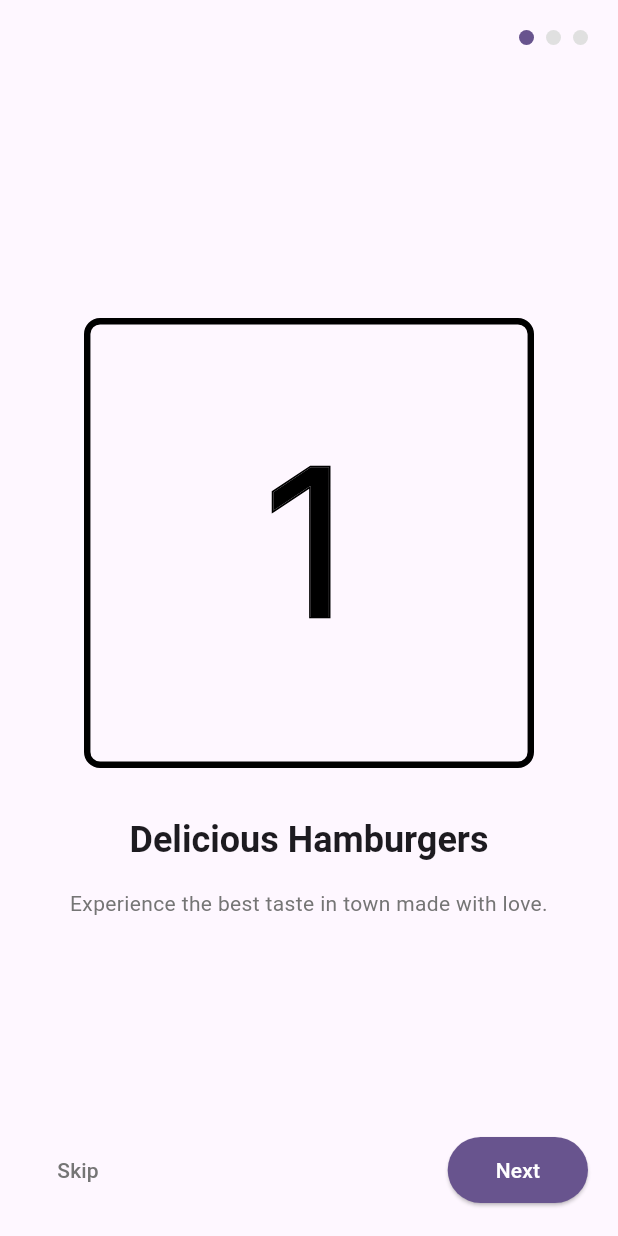
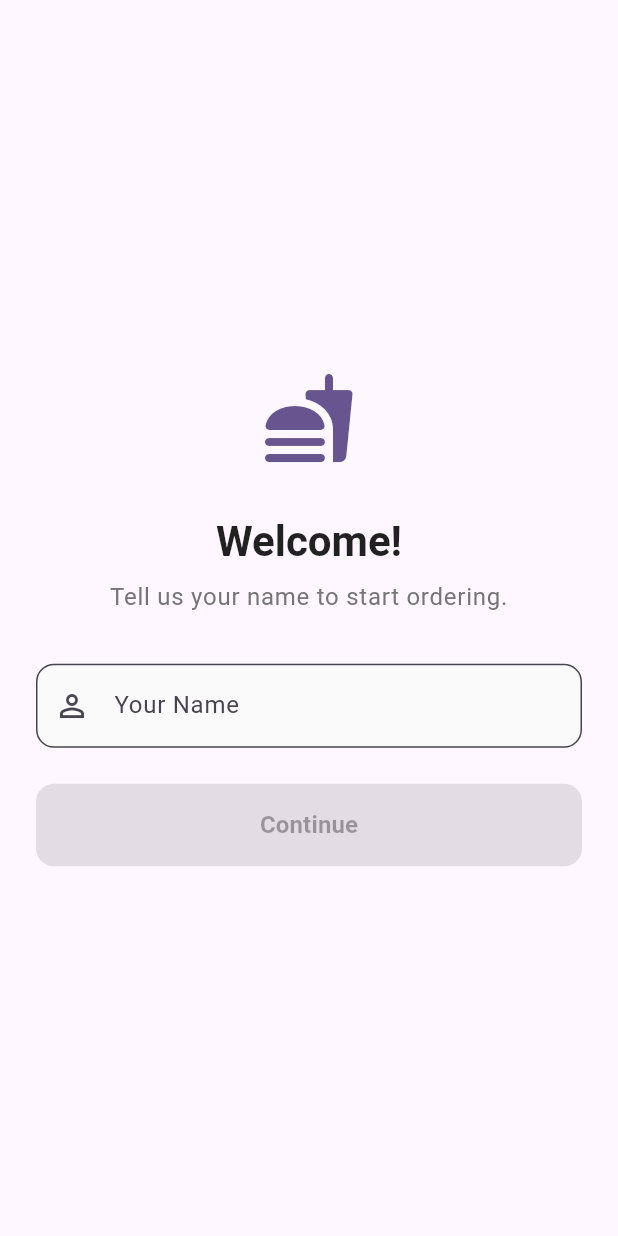
Before and after one commit to luishperna/good-hamburger-flutter, a Flutter app: the screen it shows after launch, after a tap on "Skip", on a phone screen of 412 x 824 dp. Run offline on Flutter 3.47's test engine with Material 3 defaults, Android fonts, the phone set to English and light mode, and no system bars; drawn by our look-alikes of smooth_page_indicator; our stand-ins replace flutter_svg, get_it, shared_preferences; accounts and stored records are empty.

Commit message:
feat(user): create user flow with data persistence

```diff
--- a/lib/core/di/injection_container.dart
+++ b/lib/core/di/injection_container.dart
@@ -2,6 +2,8 @@ import 'package:get_it/get_it.dart';
 
 import '../../features/onboarding/repositories/onboarding_repository.dart';
 import '../../features/onboarding/view_models/onboarding_view_model.dart';
+import '../../features/user/repositories/user_repository.dart';
+import '../../features/user/view_models/user_identification_view_model.dart';
 import '../../shared/services/local_preferences_service.dart';
 import '../../shared/view_models/cart_global_view_model.dart';
 import '../../shared/view_models/user_global_view_model.dart';
@@ -21,7 +23,17 @@ void setupDependencies() {
     () => OnboardingViewModel(getIt<OnboardingRepository>()),
   );
 
-  getIt.registerLazySingleton<UserGlobalViewModel>(() => UserGlobalViewModel());
+  getIt.registerFactory<UserRepository>(
+    () => UserRepository(getIt<LocalPreferencesService>()),
+  );
+
+  getIt.registerLazySingleton<UserGlobalViewModel>(
+    () => UserGlobalViewModel(getIt<UserRepository>()),
+  );
+
+  getIt.registerFactory<UserIdentificationViewModel>(
+    () => UserIdentificationViewModel(),
+  );
 
   getIt.registerLazySingleton<CartGlobalViewModel>(() => CartGlobalViewModel());
 }
--- a/lib/core/router/app_router.dart
+++ b/lib/core/router/app_router.dart
@@ -3,6 +3,8 @@ import 'package:provider/provider.dart';
 
 import '../../features/onboarding/view/onboarding_view.dart';
 import '../../features/onboarding/view_models/onboarding_view_model.dart';
+import '../../features/user/view/user_identification_view.dart';
+import '../../features/user/view_models/user_identification_view_model.dart';
 import '../di/injection_container.dart';
 
 class AppRouter {
@@ -25,7 +27,10 @@ class AppRouter {
       child: const OnboardingView(),
     ),
 
-    // userIdentification: (context) => const UserIdentificationView(),
+    userIdentification: (context) => ChangeNotifierProvider(
+      create: (_) => getIt<UserIdentificationViewModel>(),
+      child: const UserIdentificationView(),
+    ),
 
     // menu: (context) => ChangeNotifierProvider(
     //   create: (_) => getIt<MenuViewModel>(),
--- /dev/null
+++ b/lib/features/user/repositories/user_repository.dart
@@ -0,0 +1,17 @@
+import 'package:good_hamburger/shared/services/local_preferences_service.dart';
+
+class UserRepository {
+  final LocalPreferencesService _localPreferencesService;
+
+  static const String _userNameKey = 'USER_NAME';
+
+  UserRepository(this._localPreferencesService);
+
+  Future<void> saveUserName(String name) async {
+    await _localPreferencesService.saveString(_userNameKey, name);
+  }
+
+  Future<String?> getUserName() async {
+    return await _localPreferencesService.getString(_userNameKey);
+  }
+}
--- /dev/null
+++ b/lib/features/user/view/user_identification_view.dart
@@ -0,0 +1,102 @@
+import 'package:flutter/material.dart';
+import 'package:provider/provider.dart';
+
+import '../view_models/user_identification_view_model.dart';
+
+class UserIdentificationView extends StatelessWidget {
+  const UserIdentificationView({super.key});
+
+  @override
+  Widget build(BuildContext context) {
+    final viewModel = context.read<UserIdentificationViewModel>();
+    final theme = Theme.of(context);
+
+    return Scaffold(
+      backgroundColor: theme.scaffoldBackgroundColor,
+      body: SafeArea(
+        child: Padding(
+          padding: const EdgeInsets.all(24.0),
+          child: Center(
+            child: SingleChildScrollView(
+              child: Column(
+                mainAxisAlignment: MainAxisAlignment.center,
+                crossAxisAlignment: CrossAxisAlignment.stretch,
+                children: [
+                  Icon(
+                    Icons.fastfood_rounded,
+                    size: 64,
+                    color: theme.primaryColor,
+                  ),
+                  const SizedBox(height: 32),
+
+                  Text(
+                    "Welcome!",
+                    style: theme.textTheme.headlineMedium?.copyWith(
+                      fontWeight: FontWeight.bold,
+                      color: Colors.black87,
+                    ),
+                    textAlign: TextAlign.center,
+                  ),
+                  const SizedBox(height: 8),
+                  Text(
+                    "Tell us your name to start ordering.",
+                    style: theme.textTheme.bodyLarge?.copyWith(
+                      color: Colors.grey[600],
+                    ),
+                    textAlign: TextAlign.center,
+                  ),
+                  const SizedBox(height: 32),
+
+                  TextField(
+                    controller: viewModel.nameController,
+                    onChanged: viewModel.validateInput,
+                    decoration: InputDecoration(
+                      labelText: "Your Name",
+                      hintText: "Ex: John Doe",
+                      border: OutlineInputBorder(
+                        borderRadius: BorderRadius.circular(12),
+                      ),
+                      prefixIcon: const Icon(Icons.person_outline),
+                      filled: true,
+                      fillColor: Colors.grey[50],
+                    ),
+                    textInputAction: TextInputAction.done,
+                    onSubmitted: (_) => viewModel.submit(context),
+                  ),
+                  const SizedBox(height: 24),
+
+                  Selector<UserIdentificationViewModel, bool>(
+                    selector: (_, vm) => vm.isFormValid,
+                    builder: (context, isValid, child) {
+                      return ElevatedButton(
+                        onPressed: isValid
+                            ? () => viewModel.submit(context)
+                            : null,
+                        style: ElevatedButton.styleFrom(
+                          backgroundColor: theme.primaryColor,
+                          foregroundColor: Colors.white,
+                          padding: const EdgeInsets.symmetric(vertical: 16),
+                          shape: RoundedRectangleBorder(
+                            borderRadius: BorderRadius.circular(12),
+                          ),
+                          elevation: 0,
+                        ),
+                        child: const Text(
+                          "Continue",
+                          style: TextStyle(
+                            fontSize: 16,
+                            fontWeight: FontWeight.bold,
+                          ),
+                        ),
+                      );
+                    },
+                  ),
+                ],
+              ),
+            ),
+          ),
+        ),
+      ),
+    );
+  }
+}
--- /dev/null
+++ b/lib/features/user/view_models/user_identification_view_model.dart
@@ -0,0 +1,37 @@
+import 'package:flutter/material.dart';
+
+import '../../../core/di/injection_container.dart';
+import '../../../core/router/app_router.dart';
+import '../../../shared/view_models/user_global_view_model.dart';
+
+class UserIdentificationViewModel extends ChangeNotifier {
+  final TextEditingController nameController = TextEditingController();
+
+  bool _isFormValid = false;
+
+  bool get isFormValid => _isFormValid;
+
+  void validateInput(String value) {
+    final isValid = value.trim().length >= 3;
+    if (_isFormValid != isValid) {
+      _isFormValid = isValid;
+      notifyListeners();
+    }
+  }
+
+  void submit(BuildContext context) {
+    if (!_isFormValid) return;
+
+    final name = nameController.text.trim();
+
+    getIt<UserGlobalViewModel>().setUserName(name);
+
+    Navigator.pushReplacementNamed(context, AppRouter.menu);
+  }
+
+  @override
+  void dispose() {
+    nameController.dispose();
+    super.dispose();
+  }
+}
--- /dev/null
+++ b/lib/shared/models/user_model.dart
@@ -0,0 +1,5 @@
+class UserModel {
+  final String name;
+
+  const UserModel({required this.name});
+}
--- a/lib/shared/services/local_preferences_service.dart
+++ b/lib/shared/services/local_preferences_service.dart
@@ -10,4 +10,14 @@ class LocalPreferencesService {
     final prefs = await SharedPreferences.getInstance();
     return prefs.getBool(key);
   }
+
+  Future<void> saveString(String key, String value) async {
+    final prefs = await SharedPreferences.getInstance();
+    await prefs.setString(key, value);
+  }
+
+  Future<String?> getString(String key) async {
+    final prefs = await SharedPreferences.getInstance();
+    return prefs.getString(key);
+  }
 }
--- a/lib/shared/view_models/user_global_view_model.dart
+++ b/lib/shared/view_models/user_global_view_model.dart
@@ -1,14 +1,30 @@
 import 'package:flutter/material.dart';
 
+import '../../features/user/repositories/user_repository.dart';
+import '../models/user_model.dart';
+
 class UserGlobalViewModel extends ChangeNotifier {
-  String? _userName;
+  final UserRepository _userRepository;
 
-  String? get userName => _userName;
+  UserGlobalViewModel(this._userRepository);
 
-  bool get isUserIdentified => _userName != null && _userName!.isNotEmpty;
+  UserModel? _user;
 
-  void setUser(String name) {
-    _userName = name;
+  UserModel? get user => _user;
+
+  bool get isUserIdentified => _user?.name.isNotEmpty ?? false;
+
+  Future<void> setUserName(String name) async {
+    _user = UserModel(name: name);
+    notifyListeners();
+    await _userRepository.saveUserName(name);
+  }
+
+  Future<void> loadUserName() async {
+    final userNameSaved = await _userRepository.getUserName();
+
+    if (userNameSaved == null) return;
+    _user = UserModel(name: userNameSaved);
     notifyListeners();
   }
 }
```
